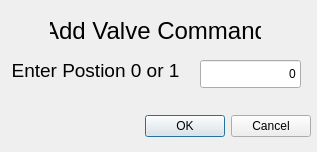
Before: the Qt Designer form hamilton_pump_controller/ui/ui_files/add_valve_dialog.ui in todddangerfarr/hamilton-psd4-pump-controller, drawn with Qt 5.
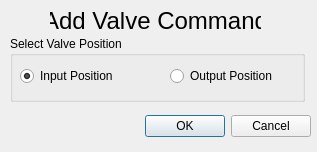
After: the same form once the commit is applied.

The edit to the form file:
```diff
--- a/hamilton_pump_controller/ui/ui_files/add_valve_dialog.ui
+++ b/hamilton_pump_controller/ui/ui_files/add_valve_dialog.ui
@@ -33,7 +33,7 @@
    <property name="geometry">
     <rect>
      <x>50</x>
-     <y>20</y>
+     <y>10</y>
      <width>211</width>
      <height>21</height>
     </rect>
@@ -50,45 +50,47 @@
     <set>Qt::AlignCenter</set>
    </property>
   </widget>
-  <widget class="QLineEdit" name="move_position">
-   <property name="enabled">
-    <bool>true</bool>
-   </property>
-   <property name="geometry">
-    <rect>
-     <x>200</x>
-     <y>60</y>
-     <width>101</width>
-     <height>28</height>
-    </rect>
-   </property>
-   <property name="text">
-    <string>0</string>
-   </property>
-   <property name="alignment">
-    <set>Qt::AlignRight|Qt::AlignTrailing|Qt::AlignVCenter</set>
-   </property>
-  </widget>
-  <widget class="QLabel" name="label_8">
+  <widget class="QGroupBox" name="groupBox">
    <property name="geometry">
     <rect>
      <x>10</x>
-     <y>60</y>
-     <width>171</width>
-     <height>21</height>
+     <y>36</y>
+     <width>295</width>
+     <height>66</height>
     </rect>
    </property>
-   <property name="font">
-    <font>
-     <pointsize>14</pointsize>
-    </font>
+   <property name="title">
+    <string>Select Valve Position</string>
    </property>
-   <property name="text">
-    <string>Enter Postion 0 or 1</string>
-   </property>
-   <property name="alignment">
-    <set>Qt::AlignCenter</set>
-   </property>
+   <widget class="QRadioButton" name="input_position">
+    <property name="geometry">
+     <rect>
+      <x>10</x>
+      <y>30</y>
+      <width>111</width>
+      <height>20</height>
+     </rect>
+    </property>
+    <property name="text">
+     <string>Input Position</string>
+    </property>
+    <property name="checked">
+     <bool>true</bool>
+    </property>
+   </widget>
+   <widget class="QRadioButton" name="output_position">
+    <property name="geometry">
+     <rect>
+      <x>160</x>
+      <y>30</y>
+      <width>121</width>
+      <height>20</height>
+     </rect>
+    </property>
+    <property name="text">
+     <string>Output Position</string>
+    </property>
+   </widget>
   </widget>
  </widget>
  <resources/>
```
Left out of the diff: 4 changed lines with no effect on the pictures.
